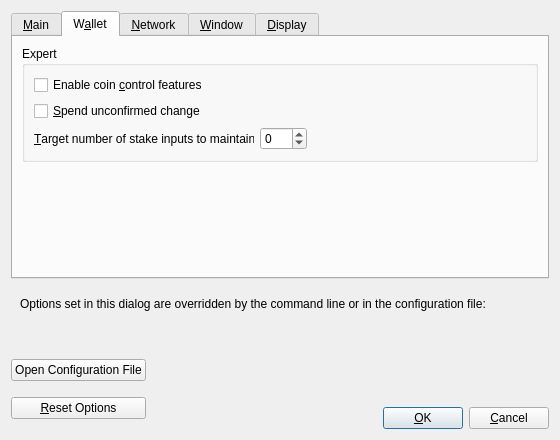
Old version of the form src/qt/forms/optionsdialog.ui in the repository ElectraProtocol/XEP-Core.
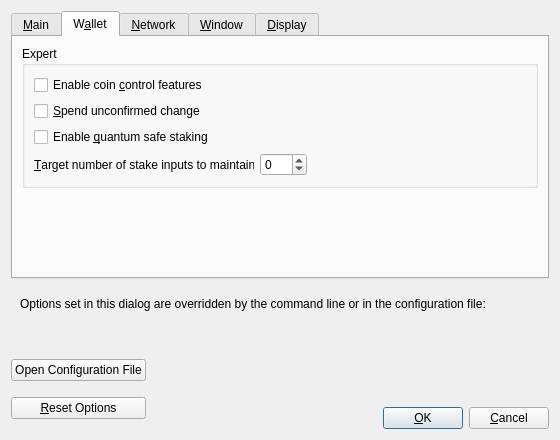
New version of the form. The open tabs and pages were chosen to show the change. Custom widgets are drawn as their Qt base class.

Commit message: Add UI option for quantum safe staking

Patch:
```diff
--- a/src/qt/forms/optionsdialog.ui
+++ b/src/qt/forms/optionsdialog.ui
@@ -226,6 +226,16 @@
             </property>
            </widget>
           </item>
+          <item>
+           <widget class="QCheckBox" name="quantumSafeStaking">
+            <property name="toolTip">
+             <string>If this option is enabled, the wallet will generate new addresses while staking in order to increase security against quantum computers. Please remember to back up your wallet often if you stake every day!</string>
+            </property>
+            <property name="text">
+             <string>Enable &amp;quantum safe staking</string>
+            </property>
+           </widget>
+          </item>
           <item>
            <layout class="QHBoxLayout" name="horizontalLayout_1_Wallet">
             <item>
```
The commit also changes 3 other files.
